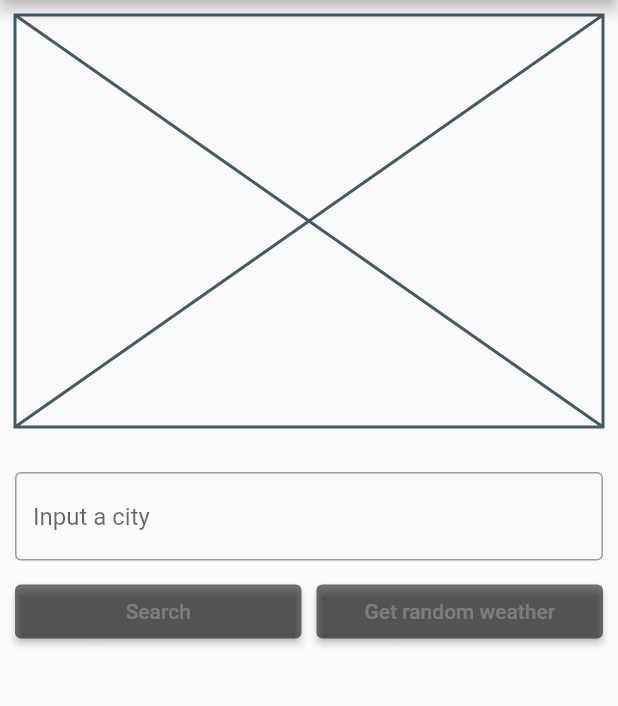
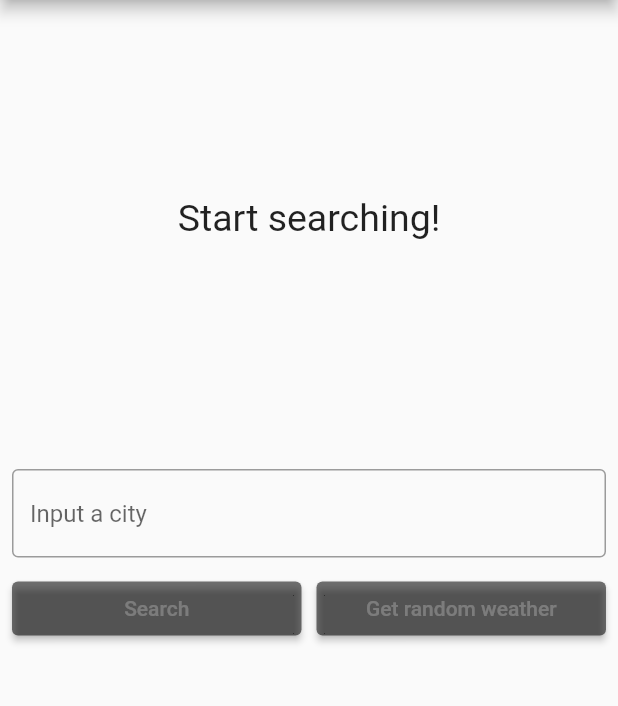
Before and after one commit to NjordJ/WeatherInfo, a Flutter app: the screen it shows after launch, on a phone screen of 412 x 824 dp, the part 84-790 px from its top. Run offline on Flutter 3.47's test engine with Material 2 defaults, Android fonts, the phone set to English and light mode, and no system bars; our stand-ins replace dartz, equatable, flutter_bloc, get_it, internet_connection_checker, shared_preferences.

Commit message:
fixed bug not showing ui and information about weather in concrete city

```diff
--- a/lib/core/usecases/usecase.dart
+++ b/lib/core/usecases/usecase.dart
@@ -1,7 +1,6 @@
 import 'package:dartz/dartz.dart';
 import 'package:equatable/equatable.dart';
-
-import '../error/failures.dart';
+import 'package:weather_info/core/error/failures.dart';
 
 abstract class UseCase<Type, Params> {
   Future<Either<Failure, Type>> call(Params params);
--- a/lib/core/utils/input_converter.dart
+++ b/lib/core/utils/input_converter.dart
@@ -1,6 +1,5 @@
 import 'package:dartz/dartz.dart';
-
-import '../error/failures.dart';
+import 'package:weather_info/core/error/failures.dart';
 
 class InputConverter {
   Either<Failure, String> stringToUnsignedString(String str) {
--- a/lib/features/weather_check/data/datasources/weather_info_local_data_source.dart
+++ b/lib/features/weather_check/data/datasources/weather_info_local_data_source.dart
@@ -18,7 +18,7 @@ abstract class WeatherInfoLocalDataSource {
 const String CACHED_WEATHER_INFO = 'CACHED_WEATHER_INFO';
 
 class WeatherInfoLocalDataSourceImpl implements WeatherInfoLocalDataSource {
-  final SharedPreferences sharedPreferences;
+  SharedPreferences sharedPreferences;
 
   WeatherInfoLocalDataSourceImpl({
     required this.sharedPreferences,
--- a/lib/features/weather_check/data/datasources/weather_info_remote_data_source.dart
+++ b/lib/features/weather_check/data/datasources/weather_info_remote_data_source.dart
@@ -1,9 +1,8 @@
 import 'dart:convert';
 
+import 'package:weather_info/core/error/exceptions.dart';
+import 'package:weather_info/features/weather_check/data/models/weather_info_model.dart';
 import 'package:http/http.dart' as http;
-import 'package:weather_info/core/error/exceptions.dart';
-
-import '../models/weather_info_model.dart';
 
 abstract class WeatherInfoRemoteDataSource {
   ///Calls the http://api.weatherapi.com/v1 endpoint.
--- a/lib/features/weather_check/data/models/weather_info_model.dart
+++ b/lib/features/weather_check/data/models/weather_info_model.dart
@@ -43,5 +43,4 @@ class WeatherInfoModel extends WeatherInfo {
       }
     };
   }
-
 }
--- a/lib/features/weather_check/domain/repositories/weather_info_repository.dart
+++ b/lib/features/weather_check/domain/repositories/weather_info_repository.dart
@@ -1,9 +1,8 @@
 import 'package:dartz/dartz.dart';
+import 'package:weather_info/core/error/failures.dart';
 import 'package:weather_info/features/weather_check/domain/entities/weather_info.dart';
 
-import '../../../../core/error/failures.dart';
-
-abstract class WeatherInfoRepository{
+abstract class WeatherInfoRepository {
   Future<Either<Failure, WeatherInfo>> getWeatherByCityName(String city);
   Future<Either<Failure, WeatherInfo>> getWeatherByRandomCity();
 }
--- a/lib/features/weather_check/domain/usecases/get_weather_by_city_name.dart
+++ b/lib/features/weather_check/domain/usecases/get_weather_by_city_name.dart
@@ -6,17 +6,13 @@ import 'package:weather_info/features/weather_check/domain/entities/weather_info
 import 'package:weather_info/features/weather_check/domain/repositories/weather_info_repository.dart';
 
 class GetWeatherInfoByCityName implements UseCase<WeatherInfo, Params> {
-
   final WeatherInfoRepository repository;
   GetWeatherInfoByCityName(this.repository);
 
   @override
-  Future<Either<Failure, WeatherInfo>> call(
-      Params params
-      ) async {
+  Future<Either<Failure, WeatherInfo>> call(Params params) async {
     return await repository.getWeatherByCityName(params.cityName);
   }
-
 }
 
 class Params extends Equatable {
--- a/lib/features/weather_check/presentation/bloc/weather_info_state.dart
+++ b/lib/features/weather_check/presentation/bloc/weather_info_state.dart
@@ -1,6 +1,5 @@
 import 'package:equatable/equatable.dart';
-
-import '../../domain/entities/weather_info.dart';
+import 'package:weather_info/features/weather_check/domain/entities/weather_info.dart';
 
 abstract class WeatherInfoState extends Equatable {
   const WeatherInfoState();
--- a/lib/features/weather_check/presentation/pages/weather_info_page.dart
+++ b/lib/features/weather_check/presentation/pages/weather_info_page.dart
@@ -1,64 +1,87 @@
 import 'package:flutter/material.dart';
 import 'package:flutter_bloc/flutter_bloc.dart';
-import 'package:weather_info/injection_container.dart';
+import 'package:weather_info/features/weather_check/presentation/bloc/bloc.dart';
+import 'package:weather_info/features/weather_check/presentation/widgets/widgets.dart';
 
-import '../bloc/bloc.dart';
-import '../widgets/widgets.dart';
-
-class WeatherInfoPage extends StatelessWidget {
+class WeatherInfoPage extends StatefulWidget {
   const WeatherInfoPage({Key? key}) : super(key: key);
 
   @override
+  State<WeatherInfoPage> createState() => _WeatherInfoPageState();
+}
+
+class _WeatherInfoPageState extends State<WeatherInfoPage> {
+  //late final WeatherInfoBloc _weatherInfoBloc;
+
+  // @override
+  // void initState() {
+  //   super.initState();
+  //   //_weatherInfoBloc = sl<WeatherInfoBloc>();
+  //   //_weatherInfoBloc.add(const WeatherInfoEvent.loadArticles());
+  // }
+
+  @override
   Widget build(BuildContext context) {
-    return Scaffold(
-      appBar: AppBar(
-        title: const Text('Weather info'),
+    return Center(
+      child: Padding(
+        padding: const EdgeInsets.all(8.0),
+        child: _buildBody(context),
       ),
-      body: SingleChildScrollView(child: _buildBody(context)),
     );
   }
 
-  BlocProvider<WeatherInfoBloc> _buildBody(BuildContext context) {
-    //final WeatherInfoBloc weatherInfoBloc = context.read<WeatherInfoBloc>();
-    return BlocProvider(
-      create: (_) => sl<WeatherInfoBloc>(),
-      child: Center(
-        child: Padding(
-          padding: const EdgeInsets.all(10),
-          child: Column(
-            children: [
-              // BlocBuilder(
-              //   builder: (context, state) {
-              //     if (state is Empty) {
-              //       return const MessageDisplay(
-              //         message: 'Start searching!',
-              //       );
-              //     } else if (state is Loading) {
-              //       return const LoadingWidget();
-              //     } else if (state is Loaded) {
-              //       return WeatherDisplay(weatherInfo: state.weatherInfo);
-              //     } else if (state is Error) {
-              //       return MessageDisplay(
-              //         message: state.message,
-              //       );
-              //     }
-              //     return const SizedBox.shrink();
-              //   },
+  Widget _buildBody(BuildContext context) {
+    return Column(
+      children: <Widget>[
+        BlocBuilder<WeatherInfoBloc, WeatherInfoState>(
+          builder: (context, state) {
+            if (state is Empty) {
+              return const MessageDisplay(
+                message: 'Start searching!',
+              );
+            } else if (state is Loading) {
+              return const LoadingWidget();
+            } else if (state is Loaded) {
+              return WeatherDisplay(weatherInfo: state.weatherInfo);
+            } else if (state is Error) {
+              return MessageDisplay(
+                message: state.message,
+              );
+            }
+            return const SizedBox.shrink();
+          },
+        ),
+        // SizedBox(
+        //   height: MediaQuery.of(context).size.height / 3,
+        //   child: const Placeholder(),
         // ),
-              SizedBox(
-                height: MediaQuery.of(context).size.height / 3,
-                child: const Placeholder(),
-              ),
         const SizedBox(
           height: 30,
           child: SizedBox.shrink(),
         ),
-              //const Spacer(),
         const WeatherControls(),
       ],
-          ),
-        ),
-      ),
+    );
+  }
+
+  Widget _buildBloc(BuildContext context) {
+    return BlocBuilder<WeatherInfoBloc, WeatherInfoState>(
+      builder: (context, state) {
+        if (state is Empty) {
+          return const MessageDisplay(
+            message: 'Start searching!',
+          );
+        } else if (state is Loading) {
+          return const LoadingWidget();
+        } else if (state is Loaded) {
+          return WeatherDisplay(weatherInfo: state.weatherInfo);
+        } else if (state is Error) {
+          return MessageDisplay(
+            message: state.message,
+          );
+        }
+        return const SizedBox.shrink();
+      },
     );
   }
 }
--- a/lib/features/weather_check/presentation/widgets/weather_controls.dart
+++ b/lib/features/weather_check/presentation/widgets/weather_controls.dart
@@ -1,8 +1,6 @@
 import 'package:flutter/material.dart';
 import 'package:flutter_bloc/flutter_bloc.dart';
-import 'package:weather_info/features/weather_check/presentation/bloc/weather_info_bloc.dart';
-
-import '../bloc/weather_info_event.dart';
+import 'package:weather_info/features/weather_check/presentation/bloc/bloc.dart';
 
 class WeatherControls extends StatefulWidget {
   const WeatherControls({
--- a/lib/features/weather_check/presentation/widgets/weather_display.dart
+++ b/lib/features/weather_check/presentation/widgets/weather_display.dart
@@ -1,6 +1,5 @@
 import 'package:flutter/material.dart';
-
-import '../../domain/entities/weather_info.dart';
+import 'package:weather_info/features/weather_check/domain/entities/weather_info.dart';
 
 class WeatherDisplay extends StatelessWidget {
   final WeatherInfo weatherInfo;
--- a/lib/main.dart
+++ b/lib/main.dart
@@ -1,10 +1,13 @@
 import 'package:flutter/material.dart';
+import 'package:flutter_bloc/flutter_bloc.dart';
+import 'package:weather_info/features/weather_check/presentation/bloc/bloc.dart';
 import 'package:weather_info/features/weather_check/presentation/pages/weather_info_page.dart';
-import 'injection_container.dart' as di;
+import 'package:weather_info/injection_container.dart' as di;
 
-void main() {
+void main() async {
   WidgetsFlutterBinding.ensureInitialized();
-  di.init();
+  await di.init();
+  await di.sl.allReady();
   runApp(const MyApp());
 }
 
@@ -14,9 +17,33 @@ class MyApp extends StatelessWidget {
   @override
   Widget build(BuildContext context) {
     return MaterialApp(
-      //title: 'Weather info',
+      debugShowCheckedModeBanner: true,
       theme: ThemeData(primaryColor: Colors.lightBlue.shade800),
-      home: const WeatherInfoPage(),
+      home: Scaffold(
+        appBar: AppBar(
+          title: const Text('Weather info'),
+        ),
+        body: Center(
+          // child: FutureBuilder(
+          //   future: di.init(),
+          //   builder: (context, snapshot) {
+          //     if (snapshot.hasData) {
+          //       return BlocProvider<WeatherInfoBloc>(
+          //         create: (_) => di.sl<WeatherInfoBloc>(),
+          //         child: const WeatherInfoPage(),
+          //       );
+          //     } else {
+          //       return const CircularProgressIndicator();
+          //     }
+          //   },
+          // ),
+          //provider
+          child: BlocProvider<WeatherInfoBloc>(
+            create: (_) => di.sl<WeatherInfoBloc>(),
+            child: const WeatherInfoPage(),
+          ),
+        ),
+      ),
     );
   }
 }
```
Also changed, not shown: lib/features/weather_check/data/repositories/weather_info_repository_impl.dart (+3 -4 lines), lib/features/weather_check/domain/usecases/get_random_weather_by_city_name.dart (+3 -6 lines), lib/features/weather_check/presentation/bloc/weather_info_bloc.dart (+13 -46 lines), lib/injection_container.dart (+10 -10 lines), 1 other file. Lines whose indentation alone changed are shown as unchanged.
